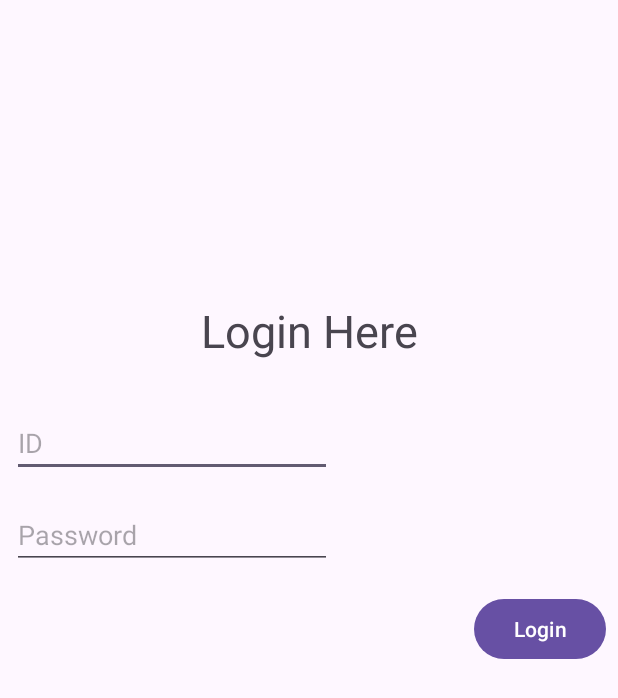
After one commit to YooKyuHwan/MAP_Project, an Android app: the LoginActivity screen opened directly, with no data from a screen before it, on a phone screen of 412 x 824 dp. The commit adds this screen. Shown: the top 698 px of the screen. Run offline under Robolectric (Android 15) with nearby library versions, the phone set to English and light mode, and no system bars.

Commit message:
Connect python flask server && Add Login Page

```diff
--- a/app/src/main/AndroidManifest.xml
+++ b/app/src/main/AndroidManifest.xml
@@ -16,6 +16,9 @@
         android:usesCleartextTraffic="true"
         tools:targetApi="31">
         <activity
+            android:name=".LoginActivity"
+            android:exported="false" />
+        <activity
             android:name=".ArticleDetailActivity"
             android:exported="false" />
         <activity
--- /dev/null
+++ b/app/src/main/java/edu/skku/cs/myapplication/UserDTO.kt
@@ -0,0 +1,6 @@
+package edu.skku.cs.myapplication
+
+data class UserDTO (
+    val id: String,
+    val name: String
+)
--- /dev/null
+++ b/app/src/main/res/layout/activity_login.xml
@@ -0,0 +1,56 @@
+<?xml version="1.0" encoding="utf-8"?>
+<androidx.constraintlayout.widget.ConstraintLayout xmlns:android="http://schemas.android.com/apk/res/android"
+    xmlns:app="http://schemas.android.com/apk/res-auto"
+    xmlns:tools="http://schemas.android.com/tools"
+    android:layout_width="match_parent"
+    android:layout_height="match_parent"
+    tools:context=".LoginActivity">
+
+    <TextView
+        android:id="@+id/tvLogin"
+        android:layout_width="0dp"
+        android:layout_height="wrap_content"
+        android:layout_marginStart="8dp"
+        android:layout_marginTop="200dp"
+        android:layout_marginEnd="8dp"
+        android:text="Login Here"
+        android:textAlignment="center"
+        android:textSize="30sp"
+        app:layout_constraintEnd_toEndOf="parent"
+        app:layout_constraintStart_toStartOf="parent"
+        app:layout_constraintTop_toTopOf="parent" />
+
+    <EditText
+        android:id="@+id/ettID"
+        android:layout_width="wrap_content"
+        android:layout_height="wrap_content"
+        android:layout_marginStart="8dp"
+        android:layout_marginTop="32dp"
+        android:ems="10"
+        android:inputType="text"
+        android:hint="ID"
+        app:layout_constraintStart_toStartOf="parent"
+        app:layout_constraintTop_toBottomOf="@+id/tvLogin" />
+
+    <EditText
+        android:id="@+id/ettPWD"
+        android:layout_width="wrap_content"
+        android:layout_height="wrap_content"
+        android:layout_marginStart="8dp"
+        android:layout_marginTop="16dp"
+        android:ems="10"
+        android:inputType="text"
+        android:hint="Password"
+        app:layout_constraintStart_toStartOf="parent"
+        app:layout_constraintTop_toBottomOf="@+id/ettID" />
+
+    <Button
+        android:id="@+id/btnLogin"
+        android:layout_width="wrap_content"
+        android:layout_height="wrap_content"
+        android:layout_marginTop="16dp"
+        android:layout_marginEnd="8dp"
+        android:text="Login"
+        app:layout_constraintEnd_toEndOf="parent"
+        app:layout_constraintTop_toBottomOf="@+id/ettPWD" />
+</androidx.constraintlayout.widget.ConstraintLayout>
```
Also changed, not shown: app/src/main/java/edu/skku/cs/myapplication/ArticleDetailActivity.kt (+38 -3 lines), app/src/main/java/edu/skku/cs/myapplication/LoginActivity.kt (added, +79 -0 lines), app/src/main/java/edu/skku/cs/myapplication/MainActivity.kt (+80 -0 lines), app/src/main/java/edu/skku/cs/myapplication/ServerClient.kt (added, +19 -0 lines), app/src/main/res/layout/activity_article_detail.xml (+64 -35 lines), app/src/main/res/layout/activity_main.xml (+10 -0 lines), 1 other file.
